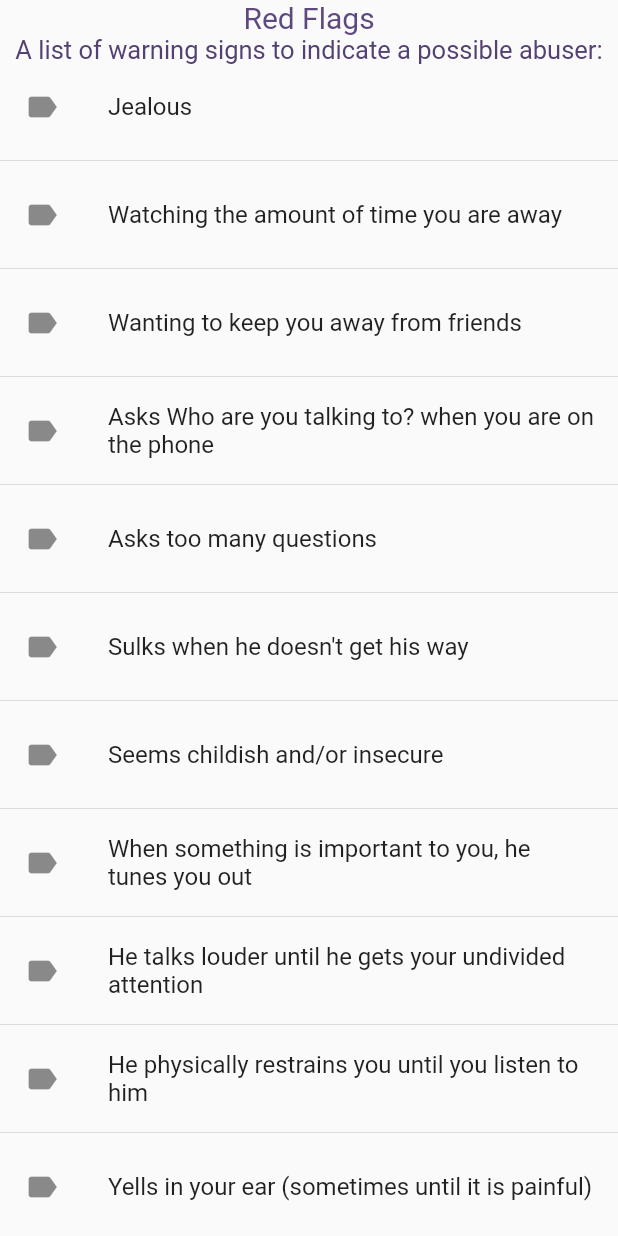
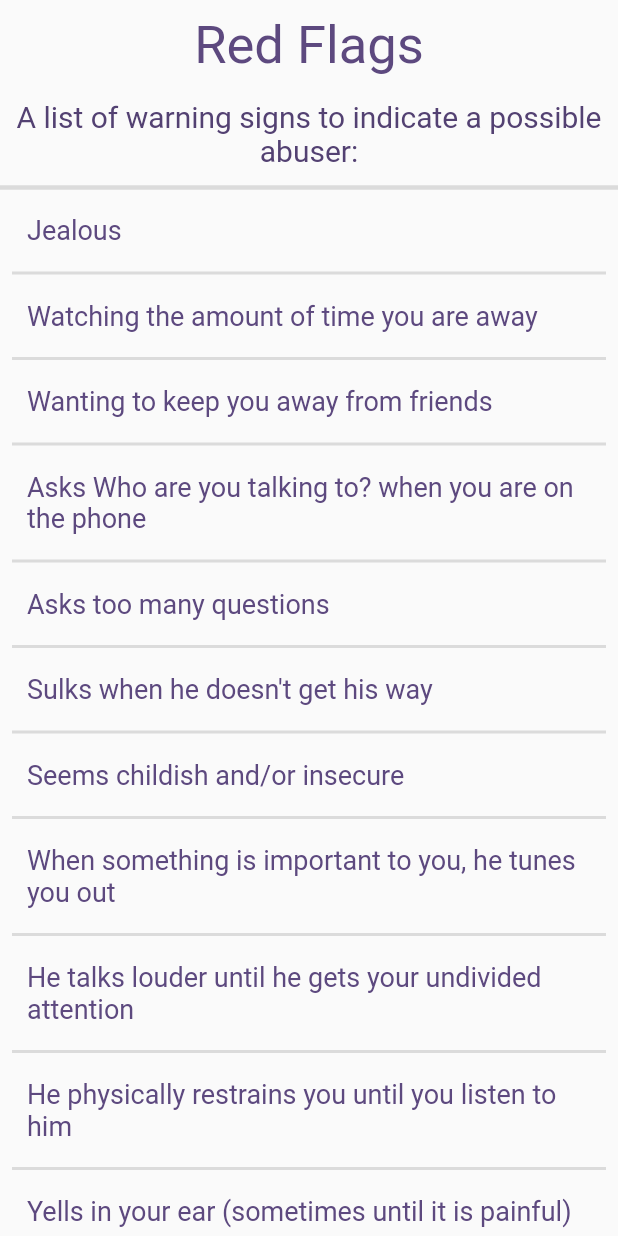
Before and after one commit to Zighome24/heroes-manual, a Flutter app: the SimpleVerticalTitledList screen opened directly, on a phone screen of 412 x 824 dp. Run offline on Flutter 3.47's test engine with Material 2 defaults, Android fonts, the phone set to English and light mode, and no system bars; our stand-ins replace material_design_icons_flutter; statements that could not run were skipped.

Commit message:
change display of list elements, add display of source, and hide source when there is none

```diff
--- a/lib/widgets/simple_vertical_titled_list.dart
+++ b/lib/widgets/simple_vertical_titled_list.dart
@@ -1,3 +1,4 @@
+import 'package:flutter/cupertino.dart';
 import 'package:flutter/material.dart';
 import 'package:heroes_manual/utility/hm_appbar.dart';
 import 'package:heroes_manual/utility/hm_bottom_navbar.dart';
@@ -23,36 +24,68 @@ class SimpleVerticalTitledList extends StatelessWidget {
   Widget build(BuildContext context) {
     return Scaffold(
       body: Center(
+        child: ClipRect(
           child: Column(
             mainAxisAlignment: MainAxisAlignment.center,
             crossAxisAlignment: CrossAxisAlignment.center,
             children: <Widget>[
-            Text(pageTitle,
+              Container(
+                padding: const EdgeInsets.all(10.0),
+                alignment: Alignment.center,
+                child: Text(pageTitle,
                     style: new TextStyle(
                         color: purple.shade500,
-                    fontSize: 20
+                        fontSize: 35
                     )
                 ),
-            Text(pageSubTitle,
+              ),
+              Container(
+                padding: const EdgeInsets.all(5.0),
+                alignment: Alignment.center,
+                child: Text(pageSubTitle,
                   style: TextStyle(
                     color: purple.shade600,
-                fontSize: 17,
+                    fontSize: 20,
+                  ),
+                  textAlign: TextAlign.center,
                 ),
               ),
-            ListView.separated(
+              Divider(
+                color: background.shade600,
+                thickness: 3.0,
+              ),
+
+              Expanded(
+                child: Padding(
+                  padding: const EdgeInsets.fromLTRB(8.0, 0.0, 8.0, 0.0),
+                  child: ListView.separated(
                     shrinkWrap: true,
                     itemCount: listItems.length,
                     scrollDirection: Axis.vertical,
                     physics: ScrollPhysics(),
-              separatorBuilder: (BuildContext context, int index) => Divider(),
+                    separatorBuilder: (BuildContext context, int index)
+                    => Divider(
+                      color: background.shade600,
+                      thickness: 2.0,
+                    ),
                     itemBuilder: (BuildContext context, int index) {
-                return ListTile(
-                  leading: Icon(Icons.label),
-                  title: Text(listItems[index]),
+                      return Container(
+                        padding: const EdgeInsets.all(10.0),
+                        alignment: Alignment.topLeft,
+                        child: Text(
+                          listItems[index],
+                          style: TextStyle(
+                              color: purple.shade500,
+                              fontSize: 18
+                          ),
+                        ),
                       );
                     },
                   ),
+                ),
+              ),
             ],
+          ),
         ),
       ),
     );
```
Also changed, not shown: lib/pages/red_flags.dart (+83 -2 lines). Lines whose indentation alone changed are shown as unchanged.
